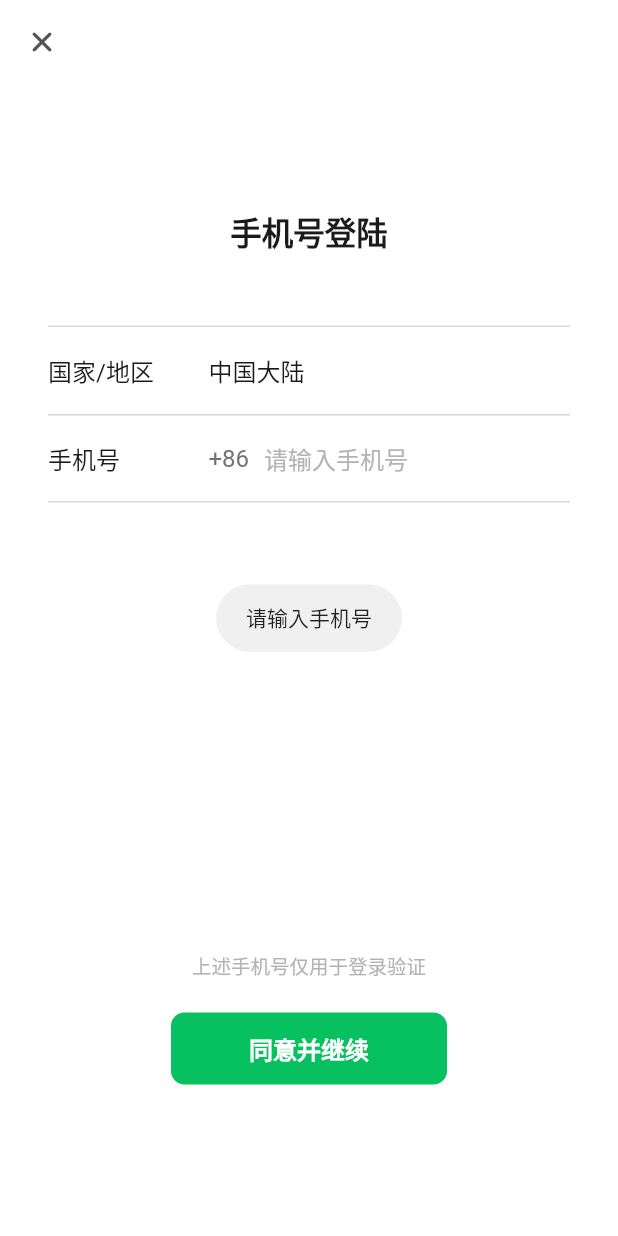
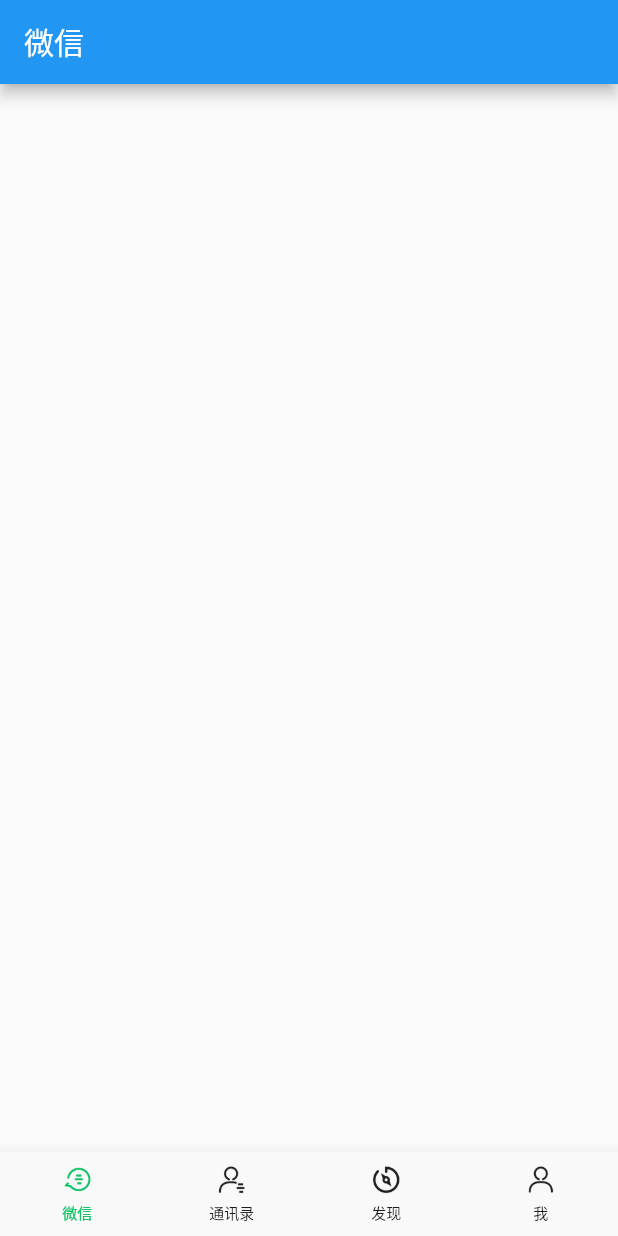
Before and after one commit to printfCYQ/flutter_wechat, a Flutter app: the LoginPage screen opened directly, after a tap on "同意并继续", on a phone screen of 412 x 824 dp. Run offline on Flutter 3.47's test engine with Material 2 defaults, Android fonts, the phone set to English and light mode, and no system bars; our stand-ins replace fluttertoast.

Commit message:
bottom bar & four base page

```diff
--- a/lib/main.dart
+++ b/lib/main.dart
@@ -13,6 +13,11 @@
   @override
   Widget build(BuildContext context) {
     return MaterialApp(
+      theme: ThemeData(
+        splashColor: Colors.transparent, // 取消按钮点击颜色效果1
+        highlightColor: Colors.transparent, // 取消按钮点击颜色效果2
+        hoverColor: Colors.transparent, // 取消按钮点击颜色效果3
+      ),
       home: const MainPage(),
       navigatorKey: navigatorKey,
     );
--- a/lib/pages/login/login_page.dart
+++ b/lib/pages/login/login_page.dart
@@ -1,7 +1,9 @@
 // ignore_for_file: avoid_print
 
+import 'package:flutter/cupertino.dart';
 import 'package:flutter/material.dart';
 import 'package:flutter/services.dart';
+import 'package:flutter_wechat/pages/root/root_page.dart';
 import 'package:fluttertoast/fluttertoast.dart';
 
 import '../../widgets.appbar/close_bar.dart';
@@ -26,7 +28,7 @@
 }
 
 class _LoginPageState extends State<LoginPage> {
-  TextEditingController controller = TextEditingController();
+  TextEditingController controller = TextEditingController(text: '13512345678');
 
   void login() {
     if (controller.text == '') {
@@ -39,7 +41,11 @@
       Fluttertoast.showToast(msg: '手机号码不正确', gravity: ToastGravity.CENTER);
       return;
     }
-    Fluttertoast.showToast(msg: '校验通过', gravity: ToastGravity.CENTER);
+    // Fluttertoast.showToast(msg: '校验通过', gravity: ToastGravity.CENTER);
+    Navigator.of(context).pushAndRemoveUntil(
+        CupertinoPageRoute(builder: (context) {
+      return const RootPage();
+    }), (route) => false);
   }
 
   @override
--- /dev/null
+++ b/lib/pages/root/root_page.dart
@@ -0,0 +1,91 @@
+import 'package:flutter/material.dart';
+import 'package:flutter_wechat/pages/wechat/wechat_page.dart';
+
+import '../contact/contact_page.dart';
+import '../find/find_page.dart';
+import '../me/me_page.dart';
+
+class RootPage extends StatefulWidget {
+  const RootPage({super.key});
+
+  @override
+  State<RootPage> createState() => _RootPageState();
+}
+
+class BottomModel {
+  final double width;
+  final double height;
+  final String iconName;
+  final String label;
+
+  BottomModel(this.width, this.height, this.iconName, this.label);
+}
+
+class _RootPageState extends State<RootPage> {
+  int currentIndex = 0;
+
+  PageController pageController = PageController();
+
+  List<BottomModel> items = [
+    BottomModel(20, 20, 'msg', '微信'),
+    BottomModel(20, 20, 'contact', '通讯录'),
+    BottomModel(20, 20, 'find', '发现'),
+    BottomModel(20, 20, 'me', '我'),
+  ];
+
+  List<Widget> pages = [
+    const WechatPage(),
+    const ContactPage(),
+    const FindPage(),
+    const MePage(),
+  ];
+  @override
+  Widget build(BuildContext context) {
+    return Scaffold(
+      body: PageView(
+        controller: pageController,
+        onPageChanged: (value) {
+          currentIndex = value;
+          setState(() {});
+        },
+        children: pages,
+      ),
+      bottomNavigationBar: BottomNavigationBar(
+        currentIndex: currentIndex,
+        type: BottomNavigationBarType.fixed,
+        selectedItemColor: const Color(0xff07c160),
+        unselectedItemColor: const Color(0xff1c1c1c),
+        selectedFontSize: 10,
+        unselectedFontSize: 10,
+        backgroundColor: const Color(0xfff9f9f9),
+        onTap: (value) {
+          currentIndex = value;
+          pageController.jumpToPage(currentIndex);
+          setState(() {});
+        },
+        items: items.map((e) {
+          BottomModel model = e;
+          return BottomNavigationBarItem(
+            icon: Container(
+              margin: const EdgeInsets.only(bottom: 4),
+              child: Image.asset(
+                'assets/images/bar/bottom_${model.iconName}_c.png',
+                width: model.width,
+                height: model.height,
+              ),
+            ),
+            activeIcon: Container(
+              margin: const EdgeInsets.only(bottom: 4),
+              child: Image.asset(
+                'assets/images/bar/bottom_${model.iconName}_s.png',
+                width: model.width,
+                height: model.height,
+              ),
+            ),
+            label: model.label,
+          );
+        }).toList(),
+      ),
+    );
+  }
+}
--- /dev/null
+++ b/lib/pages/wechat/wechat_page.dart
@@ -0,0 +1,19 @@
+import 'package:flutter/material.dart';
+
+class WechatPage extends StatefulWidget {
+  const WechatPage({super.key});
+
+  @override
+  State<WechatPage> createState() => _WechatPageState();
+}
+
+class _WechatPageState extends State<WechatPage> {
+  @override
+  Widget build(BuildContext context) {
+    return Scaffold(
+      appBar: AppBar(
+        title: const Text('微信'),
+      ),
+    );
+  }
+}
--- a/lib/widgets.appbar/close_bar.dart
+++ b/lib/widgets.appbar/close_bar.dart
@@ -7,9 +7,6 @@
           backgroundColor: const Color.fromRGBO(255, 255, 255, 1),
           elevation: 0, // 阴影
           leading: InkWell(
-            splashColor: Colors.transparent, // 取消按钮点击颜色效果1
-            highlightColor: Colors.transparent, // 取消按钮点击颜色效果2
-            hoverColor: Colors.transparent, // 取消按钮点击颜色效果3
             onTap: () => Navigator.of(navigatorKey.currentState!.context).pop(),
             child: UnconstrainedBox(
               child: Image.asset(
--- a/pubspec.yaml
+++ b/pubspec.yaml
@@ -26,3 +26,4 @@
 
   assets:
     - assets/images/
+    - assets/images/bar/
```
Also changed, not shown: lib/pages/contact/contact_page.dart (added, +19 -0 lines), lib/pages/find/find_page.dart (added, +19 -0 lines), lib/pages/me/me_page.dart (added, +19 -0 lines), assets/images/bar/bg.jpg (added), assets/images/bar/bottom_contact_c.png (added), assets/images/bar/bottom_contact_s.png (added), assets/images/bar/bottom_find_c.png (added), assets/images/bar/bottom_find_s.png (added), assets/images/bar/bottom_me_c.png (added), assets/images/bar/bottom_me_s.png (added), assets/images/bar/bottom_msg_c.png (added), assets/images/bar/bottom_msg_s.png (added).
